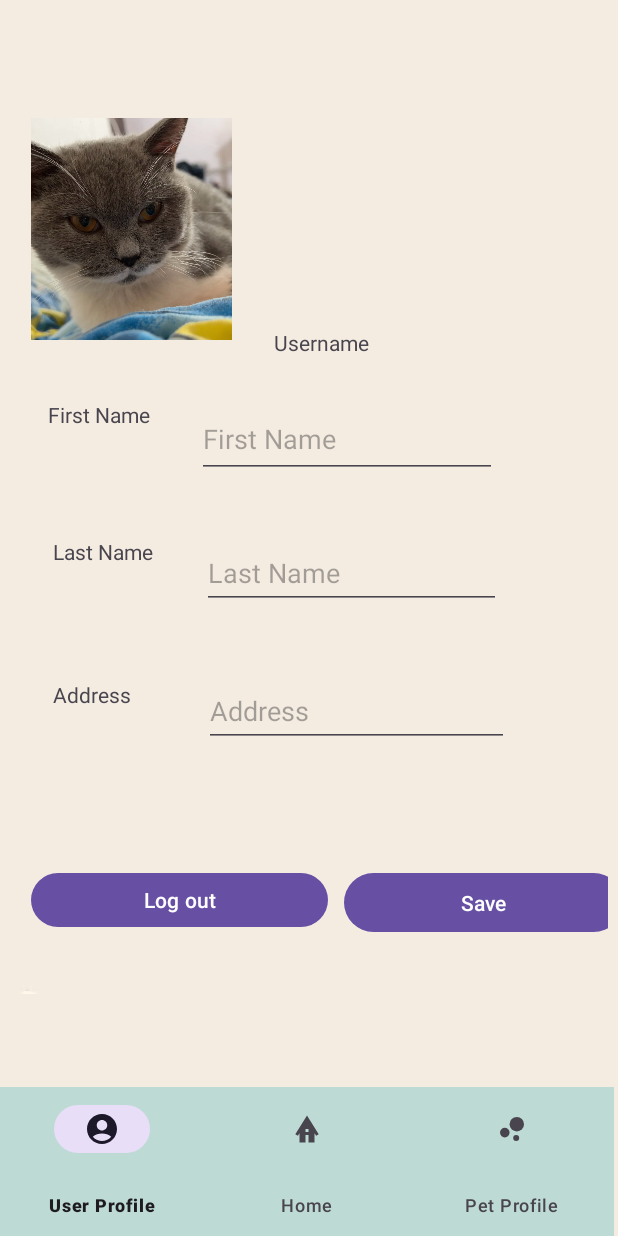
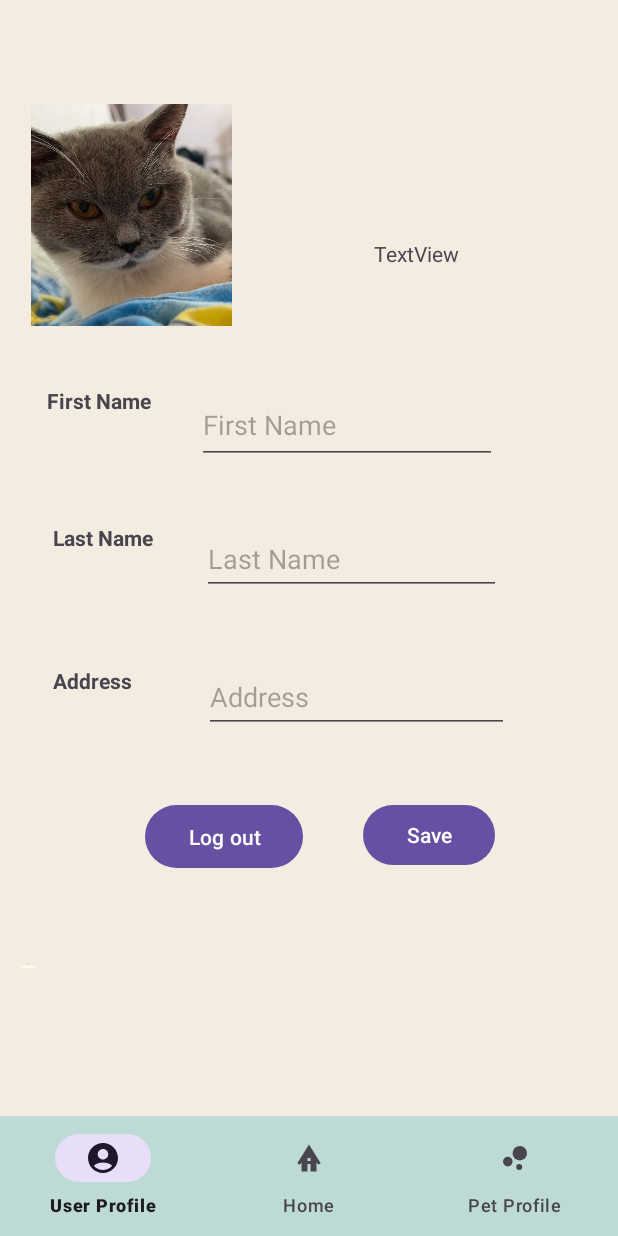
Before and after one commit to MaccaRinn/Mobile_app, an Android app: the fragment AccountFragment placed in its activity, on a phone screen of 412 x 824 dp. Run offline under Robolectric (Android 15) with nearby library versions, the phone set to English and light mode, and no system bars; our stand-ins replace Firebase (no records; nobody signed in at launch, a user with empty details on screens opened directly).

```diff
--- a/app/src/main/java/com/example/dr_pet/SignUpActivity.java
+++ b/app/src/main/java/com/example/dr_pet/SignUpActivity.java
@@ -11,6 +11,7 @@ import android.widget.EditText;
 import android.widget.TextView;
 import android.widget.Toast;
 
+import com.example.dr_pet.Model.Account;
 import com.example.dr_pet.R;
 import com.google.android.gms.tasks.OnCompleteListener;
 import com.google.android.gms.tasks.Task;
--- a/app/src/main/res/layout/activity_home.xml
+++ b/app/src/main/res/layout/activity_home.xml
@@ -20,8 +20,8 @@
 
     <com.google.android.material.bottomnavigation.BottomNavigationView
         android:id="@+id/bottom_menu"
-        android:layout_width="409dp"
-        android:layout_height="99dp"
+        android:layout_width="wrap_content"
+        android:layout_height="wrap_content"
         android:background="#bedad4"
         app:layout_constraintBottom_toBottomOf="parent"
         app:layout_constraintEnd_toEndOf="parent"
@@ -42,7 +42,8 @@
         app:layout_constraintEnd_toEndOf="parent"
         app:layout_constraintHorizontal_bias="0.0"
         app:layout_constraintStart_toStartOf="parent"
-        app:layout_constraintTop_toTopOf="parent" />
+        app:layout_constraintTop_toTopOf="parent"
+        app:layout_constraintVertical_bias="0.313" />
 
 
 </androidx.constraintlayout.widget.ConstraintLayout>
--- a/app/src/main/res/layout/fragment_account.xml
+++ b/app/src/main/res/layout/fragment_account.xml
@@ -15,26 +15,13 @@
             android:id="@+id/imageView"
             android:layout_width="134dp"
             android:layout_height="148dp"
-            android:layout_marginTop="16dp"
+            android:layout_marginTop="24dp"
             android:background="@drawable/circle_background"
             android:scaleType="centerCrop"
             android:src="@drawable/bi"
             app:layout_constraintEnd_toEndOf="parent"
             app:layout_constraintHorizontal_bias="0.057"
             app:layout_constraintStart_toStartOf="parent"
-            app:layout_constraintTop_toTopOf="parent" />
-
-        <TextView
-            android:id="@+id/textView5"
-            android:layout_width="wrap_content"
-            android:layout_height="wrap_content"
-            android:layout_marginStart="24dp"
-            android:layout_marginTop="156dp"
-            android:layout_marginEnd="159dp"
-            android:text="Username"
-            app:layout_constraintEnd_toEndOf="parent"
-            app:layout_constraintHorizontal_bias="1.0"
-            app:layout_constraintStart_toEndOf="@+id/imageView"
             app:layout_constraintTop_toTopOf="parent" />
 
         <TextView
@@ -45,6 +32,7 @@
             android:layout_marginTop="40dp"
             android:layout_marginEnd="319dp"
             android:text="First Name"
+            android:textStyle="bold"
             app:layout_constraintEnd_toEndOf="parent"
             app:layout_constraintHorizontal_bias="0.363"
             app:layout_constraintStart_toStartOf="parent"
@@ -58,6 +46,7 @@
             android:layout_marginTop="72dp"
             android:layout_marginEnd="323dp"
             android:text="Last Name"
+            android:textStyle="bold"
             app:layout_constraintEnd_toEndOf="parent"
             app:layout_constraintHorizontal_bias="0.0"
             app:layout_constraintStart_toStartOf="parent"
@@ -71,6 +60,7 @@
             android:layout_marginTop="76dp"
             android:layout_marginEnd="329dp"
             android:text="Address"
+            android:textStyle="bold"
             app:layout_constraintEnd_toEndOf="parent"
             app:layout_constraintHorizontal_bias="0.0"
             app:layout_constraintStart_toStartOf="parent"
@@ -123,27 +113,39 @@
 
         <Button
             android:id="@+id/btn_logout"
-            android:layout_width="198dp"
-            android:layout_height="44dp"
-            android:layout_marginTop="80dp"
+            android:layout_width="105dp"
+            android:layout_height="50dp"
+            android:layout_marginTop="44dp"
             android:text="Log out"
             app:layout_constraintEnd_toEndOf="parent"
-            app:layout_constraintHorizontal_bias="0.075"
+            app:layout_constraintHorizontal_bias="0.311"
             app:layout_constraintStart_toStartOf="parent"
             app:layout_constraintTop_toBottomOf="@+id/edtAdr" />
 
         <Button
             android:id="@+id/btn_save"
-            android:layout_width="186dp"
-            android:layout_height="47dp"
+            android:layout_width="wrap_content"
+            android:layout_height="wrap_content"
             android:layout_marginStart="19dp"
-            android:layout_marginTop="80dp"
+            android:layout_marginTop="44dp"
             android:layout_marginEnd="16dp"
             android:text="Save"
             app:layout_constraintEnd_toEndOf="parent"
-            app:layout_constraintHorizontal_bias="0.266"
+            app:layout_constraintHorizontal_bias="0.256"
             app:layout_constraintStart_toEndOf="@+id/btn_logout"
             app:layout_constraintTop_toBottomOf="@+id/edtAdr" />
 
+        <TextView
+            android:id="@+id/txtEmail"
+            android:layout_width="wrap_content"
+            android:layout_height="wrap_content"
+            android:layout_marginStart="99dp"
+            android:layout_marginTop="114dp"
+            android:layout_marginEnd="104dp"
+            android:text="TextView"
+            app:layout_constraintEnd_toEndOf="parent"
+            app:layout_constraintStart_toEndOf="@+id/imageView"
+            app:layout_constraintTop_toTopOf="parent" />
+
     </androidx.constraintlayout.widget.ConstraintLayout>
 </FrameLayout>
```
Also changed, not shown: app/src/main/java/com/example/dr_pet/AccountFragment.java (+7 -5 lines), app/src/main/java/com/example/dr_pet/LoginActivity.java (+1 -49 lines), app/src/main/java/com/example/dr_pet/Model/Account.java (+17 -25 lines), app/src/main/res/layout/activity_login.xml (+1 -10 lines).
